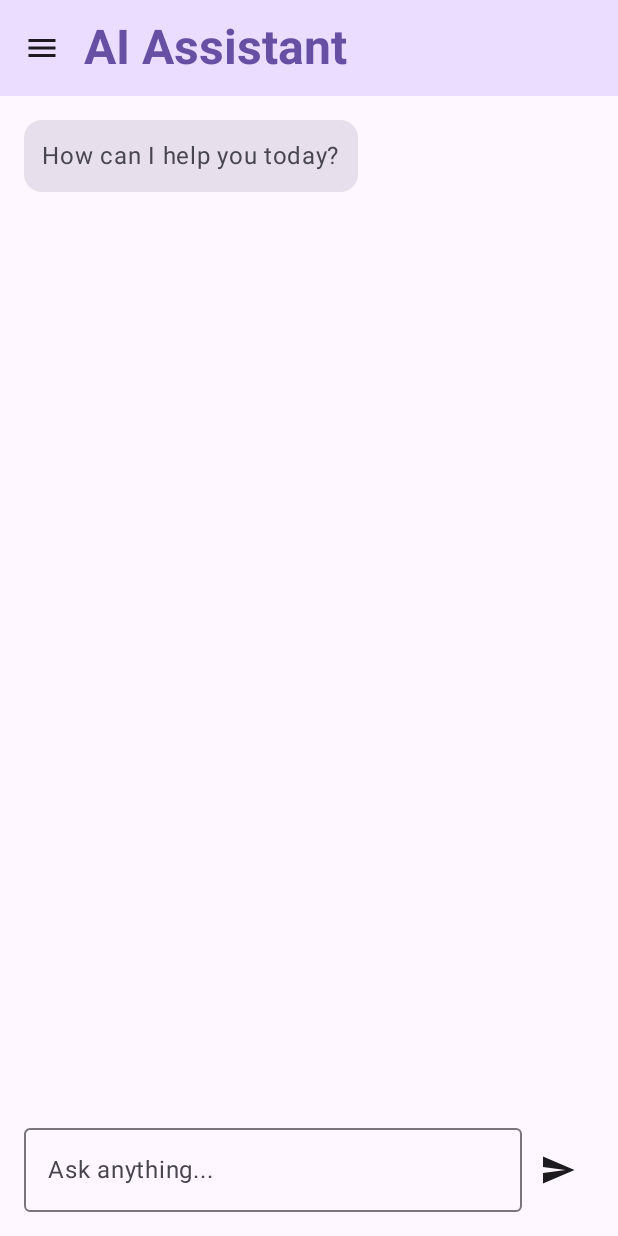
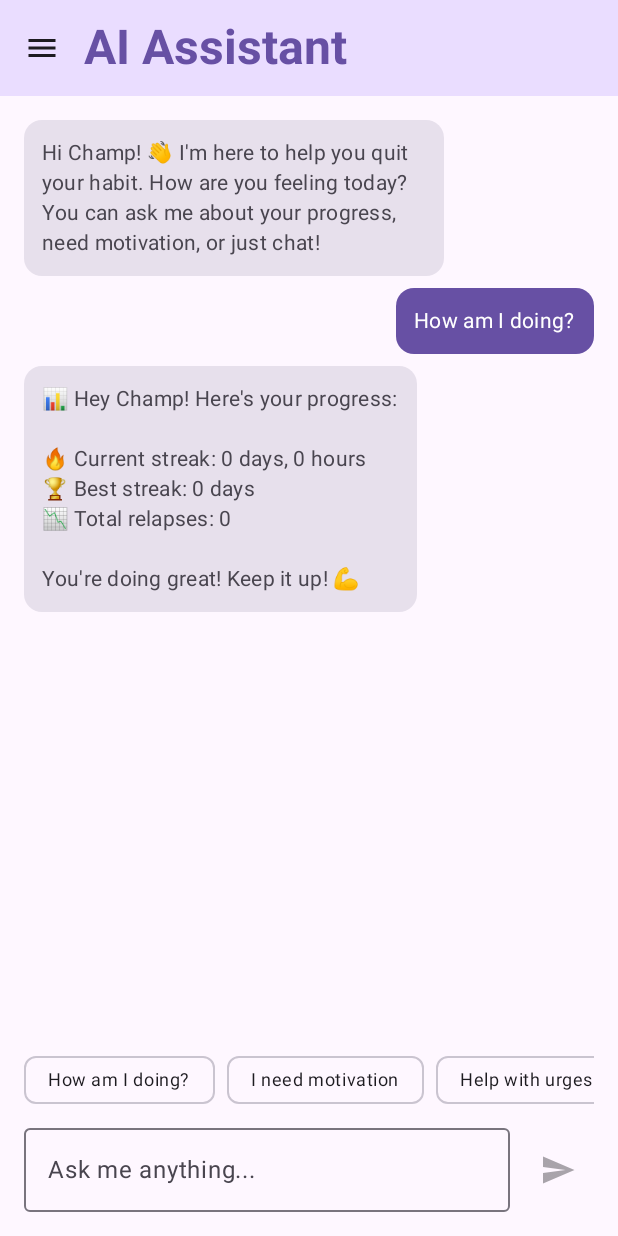
Before and after one commit to barrackmobamba69/Habit-Tracker-Final-Project, an Android app built with Jetpack Compose: the ChatbotScreen screen opened through its navigation route, after a tap on "Send", on a phone screen of 412 x 824 dp. Run offline under Robolectric (Android 15) with nearby library versions, the phone set to English and light mode, and no system bars; libraries missing offline, so code that uses them is left out: com.google.ai.client; 1 other tap on this screen came first.

Commit message:
Add personalized AI assistant with conversation memory

```diff
--- a/app/src/main/java/com/griffith/habittracker/View/ChatViewModel.kt
+++ b/app/src/main/java/com/griffith/habittracker/View/ChatViewModel.kt
@@ -1,9 +1,12 @@
 package com.griffith.habittracker.View
 
+import android.content.Context
 import android.util.Log
 import androidx.lifecycle.ViewModel
 import androidx.lifecycle.viewModelScope
 import com.google.ai.client.generativeai.GenerativeModel
+import com.griffith.habittracker.Controller.StreakController
+import com.griffith.habittracker.Model.UserAnalytics
 import kotlinx.coroutines.flow.MutableStateFlow
 import kotlinx.coroutines.flow.asStateFlow
 import kotlinx.coroutines.launch
@@ -11,30 +14,169 @@
 data class ChatItem(val content: String, val isFromUser: Boolean)
 
 class ChatViewModel : ViewModel() {
-    private val apiKey = "AIzaSyD9kgsuqAIzaGl16l-jg6_ZBuE4XPw_QyE"
+    private val apiKey = "AIzaSyCEqzITnZv2OjL-VSpgoEiK4Kamh6_eQOw"
 
-    private val _messages = MutableStateFlow(listOf(ChatItem("How can I help you today?", false)))
+    private val _messages = MutableStateFlow(listOf<ChatItem>())
     val messages = _messages.asStateFlow()
 
     private val _isLoading = MutableStateFlow(false)
     val isLoading = _isLoading.asStateFlow()
 
-    fun sendMessage(userMessage: String) {
+    // Store conversation history for memory
+    private val conversationHistory = mutableListOf<String>()
+
+    fun initializeChat(context: Context) {
+        if (_messages.value.isEmpty()) {
+            val username = context.getSharedPreferences("settings_prefs", Context.MODE_PRIVATE)
+                .getString("username", "Champ") ?: "Champ"
+            val habit = context.getSharedPreferences("user_prefs", Context.MODE_PRIVATE)
+                .getString("habit", "your habit") ?: "your habit"
+
+            val welcome = "Hi $username! 👋 I'm here to help you quit $habit. How are you feeling today? You can ask me about your progress, need motivation, or just chat!"
+            _messages.value = listOf(ChatItem(welcome, false))
+
+            // Add to conversation history
+            conversationHistory.add("Assistant: $welcome")
+        }
+    }
+
+    fun sendMessage(userMessage: String, context: Context) {
         if (userMessage.trim().isEmpty()) return
 
+        Log.d("ChatViewModel", "Sending message: $userMessage")
         _messages.value += ChatItem(userMessage, true)
         _isLoading.value = true
 
+        // Add user message to conversation history
+        conversationHistory.add("User: $userMessage")
+
         viewModelScope.launch {
             try {
+                // Check for simple commands first
+                val quickResponse = checkSimpleCommands(userMessage, context)
+                if (quickResponse != null) {
+                    _messages.value += ChatItem(quickResponse, false)
+                    conversationHistory.add("Assistant: $quickResponse")
+                    _isLoading.value = false
+                    return@launch
+                }
+
+                Log.d("ChatViewModel", "Creating GenerativeModel...")
                 val model = GenerativeModel("gemini-1.5-pro", apiKey)
-                val response = model.generateContent(userMessage)
-                _messages.value += ChatItem(response.text ?: "No response", false)
+
+                // Build prompt with user data and conversation history
+                val fullPrompt = buildPromptWithHistory(userMessage, context)
+
+                Log.d("ChatViewModel", "Generating content with history...")
+                val response = model.generateContent(fullPrompt)
+
+                val responseText = response.text
+                if (responseText.isNullOrBlank()) {
+                    Log.w("ChatViewModel", "Empty response received")
+                    val errorMsg = "I'm having trouble responding right now. Please try again."
+                    _messages.value += ChatItem(errorMsg, false)
+                    conversationHistory.add("Assistant: $errorMsg")
+                } else {
+                    Log.d("ChatViewModel", "Adding response to messages: $responseText")
+                    _messages.value += ChatItem(responseText, false)
+                    conversationHistory.add("Assistant: $responseText")
+                }
+
             } catch (e: Exception) {
-                Log.e("ChatViewModel", "Error: ${e.message}")
-                _messages.value += ChatItem("Sorry, couldn't connect", false)
+                Log.e("ChatViewModel", "Error generating content", e)
+                val errorMsg = "I encountered an error: ${e.message}. Please try again."
+                _messages.value += ChatItem(errorMsg, false)
+                conversationHistory.add("Assistant: $errorMsg")
+            } finally {
+                _isLoading.value = false
             }
-            _isLoading.value = false
+        }
+    }
+
+    private fun buildPromptWithHistory(userMessage: String, context: Context): String {
+        val userPrefs = context.getSharedPreferences("user_prefs", Context.MODE_PRIVATE)
+        val settingsPrefs = context.getSharedPreferences("settings_prefs", Context.MODE_PRIVATE)
+
+        val username = settingsPrefs.getString("username", "Champ") ?: "Champ"
+        val habit = userPrefs.getString("habit", "bad habit") ?: "bad habit"
+        val reason = userPrefs.getString("reason", "your health") ?: "your health"
+        val currentDays = StreakController.days.value
+        val currentHours = StreakController.hours.value
+        val currentMinutes = StreakController.minutes.value
+        val relapseCount = UserAnalytics.getRelapseCount(context)
+        val longestDays = UserAnalytics.getLongestStreakDays(context)
+
+        val contextInfo = """
+You are a supportive AI coach/assistant helping someone quit their bad habit and staying motivated.
+
+USER INFO:
+- Name: $username
+- Habit they're quitting: $habit
+- Their reason for quitting: $reason
+- Current streak: $currentDays days, $currentHours hours, $currentMinutes minutes
+- Total relapses: $relapseCount
+- Longest streak: $longestDays days
+
+INSTRUCTIONS:
+- Always remember our conversation history
+- Use their name ($username) when appropriate
+- Be supportive and encouraging
+- Reference their progress and specific habit
+- If they tell you new information about themselves, remember it
+- Keep responses friendly but not too long
+
+CONVERSATION HISTORY:
+${conversationHistory.takeLast(10).joinToString("\n")}
+
+Current user message: $userMessage
+
+Respond helpfully:"""
+
+        return contextInfo
+    }
+
+    private fun checkSimpleCommands(message: String, context: Context): String? {
+        val msg = message.lowercase().trim()
+
+        val userPrefs = context.getSharedPreferences("user_prefs", Context.MODE_PRIVATE)
+        val settingsPrefs = context.getSharedPreferences("settings_prefs", Context.MODE_PRIVATE)
+
+        val username = settingsPrefs.getString("username", "Champ") ?: "Champ"
+        val habit = userPrefs.getString("habit", "your habit") ?: "your habit"
+        val reason = userPrefs.getString("reason", "your goals") ?: "your goals"
+
+        return when {
+            msg.contains("my stats") || msg.contains("progress") || msg.contains("how am i doing") -> {
+                val days = StreakController.days.value
+                val hours = StreakController.hours.value
+                val relapses = UserAnalytics.getRelapseCount(context)
+                val longestDays = UserAnalytics.getLongestStreakDays(context)
+
+                "📊 Hey $username! Here's your progress:\n\n🔥 Current streak: $days days, $hours hours\n🏆 Best streak: $longestDays days\n📉 Total relapses: $relapses\n\nYou're doing great! Keep it up! 💪"
+            }
+
+            msg.contains("help") || msg.contains("emergency") || msg.contains("urge") || msg.contains("craving") -> {
+                "🚨 $username, you got this! Quick help:\n\n💨 Take 5 deep breaths\n🚿 Splash cold water on your face\n🏃 Do 10 jumping jacks\n🚪 Step outside for fresh air\n\nRemember: You're quitting $habit because $reason. This urge will pass! 💪"
+            }
+
+            msg.contains("motivation") || msg.contains("motivate me") || msg.contains("encourage") -> {
+                val days = StreakController.days.value
+                "🔥 $username, you're amazing! You've been free from $habit for $days days!\n\nRemember why you started: $reason\n\nYou're stronger than any urge. Keep going! 🌟"
+            }
+
+            msg.contains("my streak") || msg.contains("current streak") -> {
+                val days = StreakController.days.value
+                val hours = StreakController.hours.value
+                val minutes = StreakController.minutes.value
+
+                when {
+                    days > 0 -> "🔥 $username, you've been clean for $days days and $hours hours! That's incredible!"
+                    hours > 0 -> "🔥 $username, you've been clean for $hours hours and $minutes minutes! Every hour counts!"
+                    else -> "🔥 $username, you've been clean for $minutes minutes! You're just getting started - keep going!"
+                }
+            }
+
+            else -> null
         }
     }
 }
--- a/app/src/main/java/com/griffith/habittracker/View/ChatbotScreen.kt
+++ b/app/src/main/java/com/griffith/habittracker/View/ChatbotScreen.kt
@@ -2,6 +2,7 @@
 
 import androidx.compose.foundation.layout.*
 import androidx.compose.foundation.lazy.LazyColumn
+import androidx.compose.foundation.lazy.LazyRow
 import androidx.compose.foundation.lazy.items
 import androidx.compose.foundation.lazy.rememberLazyListState
 import androidx.compose.material.icons.Icons
@@ -11,6 +12,7 @@
 import androidx.compose.runtime.*
 import androidx.compose.ui.Alignment
 import androidx.compose.ui.Modifier
+import androidx.compose.ui.platform.LocalContext
 import androidx.compose.ui.text.font.FontWeight
 import androidx.compose.ui.text.style.TextAlign
 import androidx.compose.ui.unit.dp
@@ -23,6 +25,7 @@
 fun ChatbotScreen(navController: NavHostController) {
     val drawerState = rememberDrawerState(initialValue = DrawerValue.Closed)
     val scope = rememberCoroutineScope()
+    val context = LocalContext.current
     val viewModel: ChatViewModel = viewModel()
     var message by remember { mutableStateOf("") }
 
@@ -30,7 +33,12 @@
     val messages by viewModel.messages.collectAsState()
     val isLoading by viewModel.isLoading.collectAsState()
 
-    // Auto-scroll
+    // Initialize personalized chat when screen loads
+    LaunchedEffect(Unit) {
+        viewModel.initializeChat(context)
+    }
+
+    // Auto-scroll to bottom when new messages arrive
     val listState = rememberLazyListState()
     LaunchedEffect(messages.size) {
         if (messages.isNotEmpty()) {
@@ -93,6 +101,17 @@
                     LinearProgressIndicator(
                         modifier = Modifier.fillMaxWidth()
                     )
+                    Spacer(modifier = Modifier.height(8.dp))
+                }
+
+                // Quick action buttons (only show when not typing)
+                if (message.isEmpty() && !isLoading) {
+                    QuickActionButtons(
+                        onButtonClick = { action ->
+                            message = action
+                        }
+                    )
+                    Spacer(modifier = Modifier.height(8.dp))
                 }
 
                 // Input
@@ -104,21 +123,54 @@
                         value = message,
                         onValueChange = { message = it },
                         modifier = Modifier.weight(1f),
-                        placeholder = { Text("Ask anything...") }
+                        placeholder = { Text("Ask me anything...") },
+                        maxLines = 3
                     )
+
+                    Spacer(modifier = Modifier.width(8.dp))
 
                     IconButton(
                         onClick = {
                             if (message.isNotEmpty()) {
-                                viewModel.sendMessage(message)
+                                viewModel.sendMessage(message, context)
                                 message = ""
                             }
-                        }
+                        },
+                        enabled = message.isNotEmpty() && !isLoading
                     ) {
                         Icon(Icons.Default.Send, contentDescription = "Send")
                     }
                 }
             }
+        }
+    }
+}
+
+@Composable
+fun QuickActionButtons(
+    onButtonClick: (String) -> Unit
+) {
+    val quickActions = listOf(
+        "How am I doing?",
+        "I need motivation",
+        "Help with urges",
+        "My current streak"
+    )
+
+    LazyRow(
+        horizontalArrangement = Arrangement.spacedBy(8.dp),
+        modifier = Modifier.fillMaxWidth()
+    ) {
+        items(quickActions) { action ->
+            AssistChip(
+                onClick = { onButtonClick(action) },
+                label = {
+                    Text(
+                        text = action,
+                        style = MaterialTheme.typography.bodySmall
+                    )
+                }
+            )
         }
     }
 }
@@ -130,7 +182,7 @@
         horizontalArrangement = if (chatItem.isFromUser) Arrangement.End else Arrangement.Start
     ) {
         Card(
-            modifier = Modifier.widthIn(max = 300.dp),
+            modifier = Modifier.widthIn(max = 280.dp),
             colors = CardDefaults.cardColors(
                 containerColor = if (chatItem.isFromUser)
                     MaterialTheme.colorScheme.primary
@@ -144,7 +196,8 @@
                 color = if (chatItem.isFromUser)
                     MaterialTheme.colorScheme.onPrimary
                 else
-                    MaterialTheme.colorScheme.onSurfaceVariant
+                    MaterialTheme.colorScheme.onSurfaceVariant,
+                style = MaterialTheme.typography.bodyMedium
             )
         }
     }
--- a/app/src/main/java/com/griffith/habittracker/View/YoutubeVideosScreen.kt
+++ b/app/src/main/java/com/griffith/habittracker/View/YoutubeVideosScreen.kt
@@ -29,7 +29,7 @@
     ) {
         Column(modifier = Modifier.padding(16.dp).verticalScroll(rememberScrollState())) { // Scroll state added
             Text(
-                text = "Watch these YouTube videos",
+                text = "Click to load videos",
                 style = MaterialTheme.typography.titleMedium
             )
 
```
